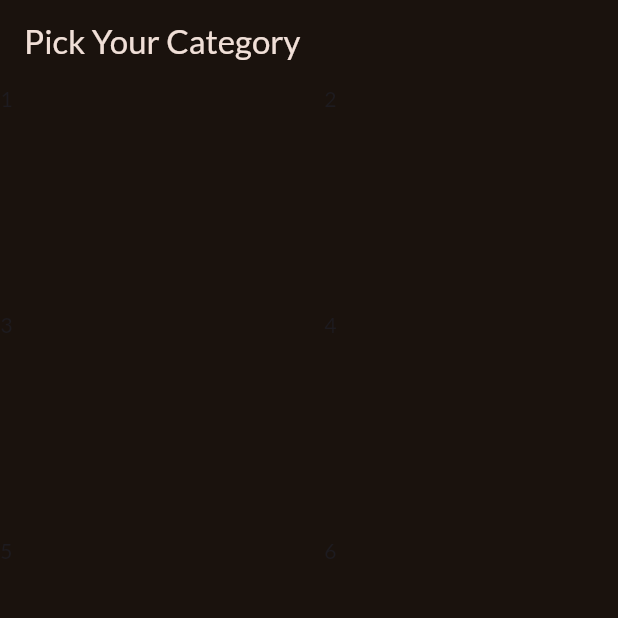
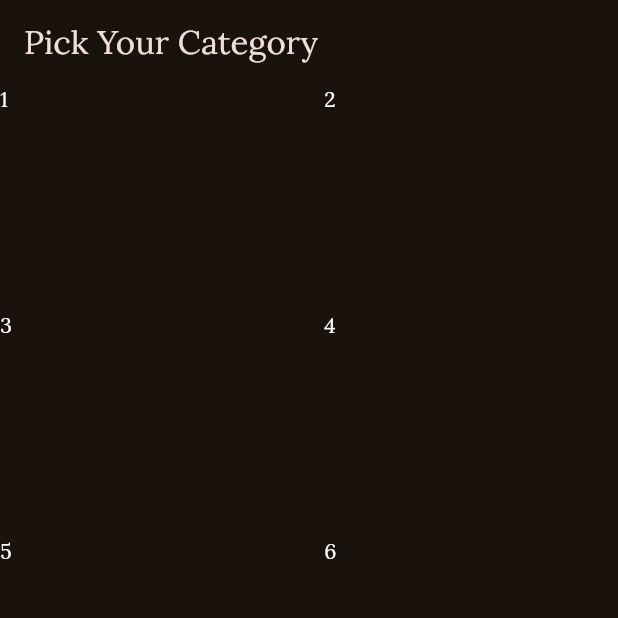
Before and after one commit to sametstar/meals_app, a Flutter app: the screen it shows after launch, on a phone screen of 412 x 824 dp, the top half of it. Run offline on Flutter 3.47's test engine with Material 3 defaults, Android fonts, the phone set to English and light mode, and no system bars; our stand-ins replace google_fonts.

```diff
--- a/lib/categories.dart
+++ b/lib/categories.dart
@@ -17,12 +17,30 @@ class CategoriesScreen extends StatelessWidget {
           childAspectRatio: 3 / 2,
         ),
         children: const [
-          Text("1"),
-          Text("2"),
-          Text("3"),
-          Text("4"),
-          Text("5"),
-          Text("6"),
+          Text(
+            "1",
+            style: TextStyle(color: Colors.white),
+          ),
+          Text(
+            "2",
+            style: TextStyle(color: Colors.white),
+          ),
+          Text(
+            "3",
+            style: TextStyle(color: Colors.white),
+          ),
+          Text(
+            "4",
+            style: TextStyle(color: Colors.white),
+          ),
+          Text(
+            "5",
+            style: TextStyle(color: Colors.white),
+          ),
+          Text(
+            "6",
+            style: TextStyle(color: Colors.white),
+          ),
         ],
       ),
     );
--- a/lib/main.dart
+++ b/lib/main.dart
@@ -9,7 +9,7 @@ final theme = ThemeData(
     brightness: Brightness.dark,
     seedColor: const Color.fromARGB(255, 131, 57, 0),
   ),
-  textTheme: GoogleFonts.latoTextTheme(),
+  textTheme: GoogleFonts.loraTextTheme(),
 );
 
 void main() {
--- a/pubspec.yaml
+++ b/pubspec.yaml
@@ -35,7 +35,7 @@ dependencies:
   # The following adds the Cupertino Icons font to your application.
   # Use with the CupertinoIcons class for iOS style icons.
   cupertino_icons: ^1.0.2
-  google_fonts: ^6.2.0
+  google_fonts: 6.1.0
 
 dev_dependencies:
   flutter_test:
```
Also changed, not shown: pubspec.lock, 3 other files.
